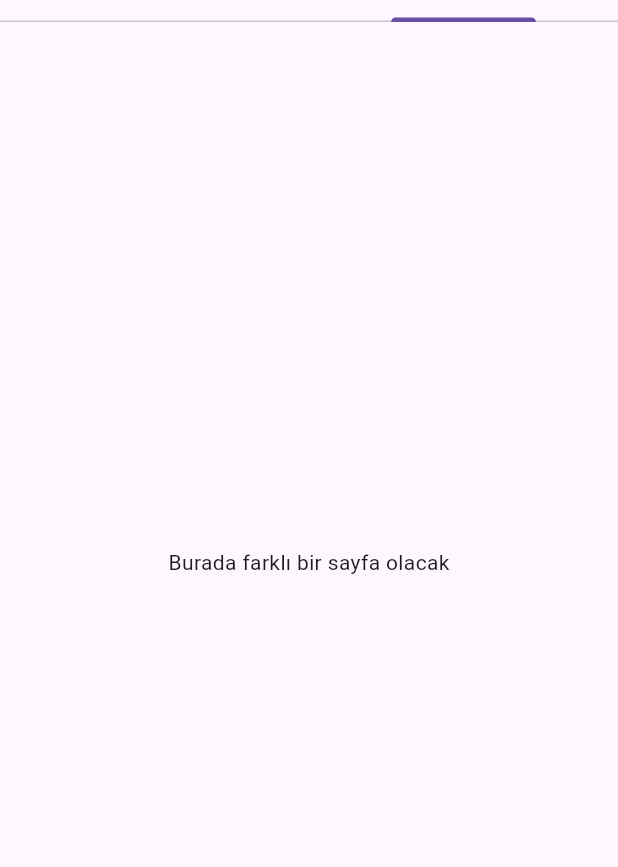
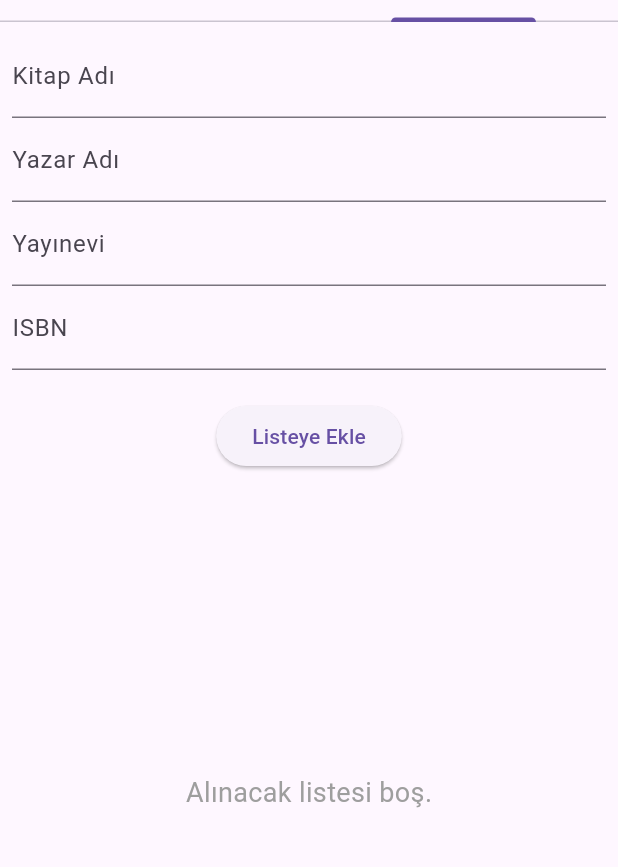
Before and after one commit to ftmkyz/LibraryApp, a Flutter app: the screen it shows after launch, tab 2 chosen, on a phone screen of 412 x 824 dp, the part 134-1001 px from its top. Run offline on Flutter 3.47's test engine with Material 3 defaults, Android fonts, the phone set to English and light mode, and no system bars; our stand-ins replace shared_preferences.

Commit message:
edit wishlist

```diff
--- a/lib/pages/homepage.dart
+++ b/lib/pages/homepage.dart
@@ -1,5 +1,6 @@
 import 'package:flutter/material.dart';
 import 'package:library_app/pages/kitaplar.dart';
+import 'package:library_app/pages/wishlist.dart';
 
 class HomePage extends StatefulWidget {
   final Locale? locale;
@@ -82,7 +83,7 @@ class _HomePageState extends State<HomePage>
         controller: _tabController,
         children: [
           KitaplarSayfasi(),
-          Center(child: Text("Burada farklı bir sayfa olacak")),
+          WishlistPage(locale: widget.locale),
         ],
       ),
     );
--- /dev/null
+++ b/lib/pages/wishlist.dart
@@ -0,0 +1,281 @@
+import 'package:flutter/material.dart';
+import 'package:library_app/widgets/textarea.dart';
+import 'package:shared_preferences/shared_preferences.dart';
+import 'dart:convert';
+
+class WishlistPage extends StatefulWidget {
+  final Locale? locale;
+  final Function(Map<String, String>)? onMoveToBooks;
+  const WishlistPage({super.key, this.locale, this.onMoveToBooks});
+  @override
+  State<WishlistPage> createState() => _WishlistPageState();
+}
+
+class _WishlistPageState extends State<WishlistPage> {
+  final _formKey = GlobalKey<FormState>();
+  final _kitapAdiController = TextEditingController();
+  final _yazarController = TextEditingController();
+  final _yayineviController = TextEditingController();
+  final _isbnController = TextEditingController();
+  List<Map<String, String>> wishlist = [];
+
+  @override
+  void initState() {
+    super.initState();
+    _loadWishlist();
+  }
+
+  Future<void> _loadWishlist() async {
+    final prefs = await SharedPreferences.getInstance();
+    final String? wishlistJson = prefs.getString('wishlist');
+    if (wishlistJson != null) {
+      setState(() {
+        wishlist = List<Map<String, String>>.from(
+          json.decode(wishlistJson).map((e) => Map<String, String>.from(e)),
+        );
+      });
+    }
+  }
+
+  Future<void> _saveWishlist() async {
+    final prefs = await SharedPreferences.getInstance();
+    await prefs.setString('wishlist', json.encode(wishlist));
+  }
+
+  void _addToWishlist() {
+    if (_formKey.currentState!.validate()) {
+      setState(() {
+        wishlist.add({
+          "kitapAdi": _kitapAdiController.text,
+          "yazar": _yazarController.text,
+          "yayinevi": _yayineviController.text,
+          "isbn": _isbnController.text,
+        });
+        _kitapAdiController.clear();
+        _yazarController.clear();
+        _yayineviController.clear();
+        _isbnController.clear();
+      });
+      _saveWishlist();
+    }
+  }
+
+  void _removeAndMoveToBooks(int index) {
+    final book = wishlist[index];
+    setState(() {
+      wishlist.removeAt(index);
+    });
+    _saveWishlist();
+    if (widget.onMoveToBooks != null) {
+      widget.onMoveToBooks!(book);
+    }
+  }
+
+  void _deleteWishlistBook(int index) {
+    setState(() {
+      wishlist.removeAt(index);
+    });
+    _saveWishlist();
+  }
+
+  void _addToBooks(int index) async {
+    final book = wishlist[index];
+    // Remove from wishlist
+    setState(() {
+      wishlist.removeAt(index);
+    });
+    _saveWishlist();
+    // Add to books list
+    final prefs = await SharedPreferences.getInstance();
+    final String? kitapJson = prefs.getString('kitapListesi');
+    List<Map<String, String>> kitapListesi = kitapJson != null
+        ? List<Map<String, String>>.from(
+            json.decode(kitapJson).map((e) => Map<String, String>.from(e)),
+          )
+        : [];
+    kitapListesi.add(book);
+    await prefs.setString('kitapListesi', json.encode(kitapListesi));
+  }
+
+  void _editWishlistBook(int index) {
+    final kitap = wishlist[index];
+    _kitapAdiController.text = kitap["kitapAdi"] ?? "";
+    _yazarController.text = kitap["yazar"] ?? "";
+    _yayineviController.text = kitap["yayinevi"] ?? "";
+    _isbnController.text = kitap["isbn"] ?? "";
+    final _editFormKey = GlobalKey<FormState>();
+    final isTurkish = widget.locale?.languageCode == 'tr';
+    showDialog(
+      context: context,
+      builder: (context) {
+        return AlertDialog(
+          title: Text(isTurkish ? "Kitap Düzenle" : "Edit Book"),
+          content: SingleChildScrollView(
+            child: Form(
+              key: _editFormKey,
+              child: Column(
+                children: [
+                  TextFormField(
+                    controller: _kitapAdiController,
+                    decoration: InputDecoration(
+                      labelText: isTurkish ? 'Kitap Adı' : 'Book Name',
+                    ),
+                    validator: (value) => value!.isEmpty
+                        ? (isTurkish
+                              ? 'Kitap adı gerekli'
+                              : 'Book name required')
+                        : null,
+                  ),
+                  TextFormField(
+                    controller: _yazarController,
+                    decoration: InputDecoration(
+                      labelText: isTurkish ? 'Yazar Adı' : 'Author',
+                    ),
+                  ),
+                  TextFormField(
+                    controller: _yayineviController,
+                    decoration: InputDecoration(
+                      labelText: isTurkish ? 'Yayınevi' : 'Publisher',
+                    ),
+                  ),
+                  TextFormField(
+                    controller: _isbnController,
+                    decoration: InputDecoration(labelText: 'ISBN'),
+                  ),
+                ],
+              ),
+            ),
+          ),
+          actions: [
+            TextButton(
+              onPressed: () {
+                _kitapAdiController.clear();
+                _yazarController.clear();
+                _yayineviController.clear();
+                _isbnController.clear();
+                Navigator.pop(context);
+              },
+              child: Text(isTurkish ? "İptal" : "Cancel"),
+            ),
+            ElevatedButton(
+              onPressed: () {
+                if (_editFormKey.currentState!.validate()) {
+                  setState(() {
+                    wishlist[index] = {
+                      "kitapAdi": _kitapAdiController.text,
+                      "yazar": _yazarController.text,
+                      "yayinevi": _yayineviController.text,
+                      "isbn": _isbnController.text,
+                    };
+                  });
+                  _saveWishlist();
+                  _kitapAdiController.clear();
+                  _yazarController.clear();
+                  _yayineviController.clear();
+                  _isbnController.clear();
+                  Navigator.pop(context);
+                }
+              },
+              child: Text(isTurkish ? "Kaydet" : "Save"),
+            ),
+          ],
+        );
+      },
+    );
+  }
+
+  @override
+  Widget build(BuildContext context) {
+    final isTurkish = widget.locale?.languageCode == 'tr';
+    return Column(
+      children: [
+        Form(
+          key: _formKey,
+          child: Padding(
+            padding: EdgeInsets.all(8),
+            child: Column(
+              children: [
+                TextFormField(
+                  controller: _kitapAdiController,
+                  decoration: InputDecoration(
+                    labelText: isTurkish ? 'Kitap Adı' : 'Book Name',
+                  ),
+                  validator: (value) => value!.isEmpty
+                      ? (isTurkish ? 'Kitap adı gerekli' : 'Book name required')
+                      : null,
+                ),
+                TextFormField(
+                  controller: _yazarController,
+                  decoration: InputDecoration(
+                    labelText: isTurkish ? 'Yazar Adı' : 'Author',
+                  ),
+                ),
+                TextFormField(
+                  controller: _yayineviController,
+                  decoration: InputDecoration(
+                    labelText: isTurkish ? 'Yayınevi' : 'Publisher',
+                  ),
+                ),
+                TextFormField(
+                  controller: _isbnController,
+                  decoration: InputDecoration(labelText: 'ISBN'),
+                ),
+                SizedBox(height: 20),
+                ElevatedButton(
+                  onPressed: _addToWishlist,
+                  child: Text(isTurkish ? "Listeye Ekle" : "Add to Wishlist"),
+                ),
+              ],
+            ),
+          ),
+        ),
+        Expanded(
+          child: wishlist.isEmpty
+              ? Center(
+                  child: Text(
+                    isTurkish ? 'Alınacak listesi boş.' : 'Wishlist is empty.',
+                    style: TextStyle(fontSize: 18, color: Colors.grey),
+                  ),
+                )
+              : ListView.builder(
+                  itemCount: wishlist.length,
+                  itemBuilder: (context, index) {
+                    final kitap = wishlist[index];
+                    return ListTile(
+                      leading: Icon(Icons.bookmark),
+                      title: Text(kitap["kitapAdi"] ?? ""),
+                      subtitle: Text(
+                        isTurkish
+                            ? "Yazar: ${kitap["yazar"]}, Yayınevi: ${kitap["yayinevi"]}, ISBN: ${kitap["isbn"]}"
+                            : "Author: ${kitap["yazar"]}, Publisher: ${kitap["yayinevi"]}, ISBN: ${kitap["isbn"]}",
+                      ),
+                      trailing: Row(
+                        mainAxisSize: MainAxisSize.min,
+                        children: [
+                          IconButton(
+                            icon: Icon(Icons.add, color: Colors.green),
+                            tooltip: isTurkish
+                                ? "Kitaplara Ekle"
+                                : "Add to Books",
+                            onPressed: () => _addToBooks(index),
+                          ),
+                          IconButton(
+                            icon: Icon(Icons.edit, color: Colors.blue),
+                            tooltip: isTurkish ? "Düzenle" : "Edit",
+                            onPressed: () => _editWishlistBook(index),
+                          ),
+                          IconButton(
+                            icon: Icon(Icons.delete, color: Colors.red),
+                            tooltip: isTurkish ? "Sil" : "Delete",
+                            onPressed: () => _deleteWishlistBook(index),
+                          ),
+                        ],
+                      ),
+                    );
+                  },
+                ),
+        ),
+      ],
+    );
+  }
+}
```
